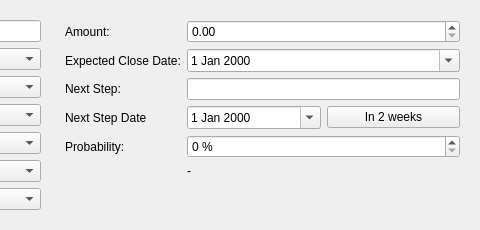
This is client/src/details/opportunitydetails.ui in KDAB/FatCRM as Qt 5 draws it before an edit; both pictures show x 375 to 855 and y 0 to 230 of the 855 by 230 pixel window. The edited form follows.
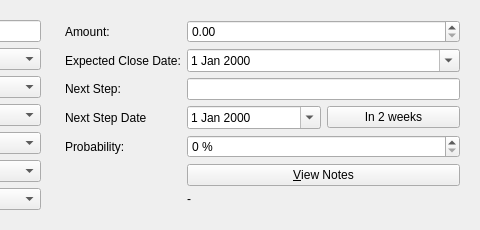
This is the edited form. Custom widgets are drawn as their Qt base class.

Commit message: Store Notes in memory; display them from the opp details page.

The edit to the form file:
```diff
--- a/client/src/details/opportunitydetails.ui
+++ b/client/src/details/opportunitydetails.ui
@@ -177,7 +177,7 @@
         </property>
        </widget>
       </item>
-      <item row="6" column="1">
+      <item row="7" column="1">
        <widget class="QLabel" name="urllabel">
         <property name="text">
          <string>-</string>
@@ -187,6 +187,13 @@
         </property>
        </widget>
       </item>
+      <item row="6" column="1">
+       <widget class="QPushButton" name="viewNotesButton">
+        <property name="text">
+         <string>&amp;View Notes</string>
+        </property>
+       </widget>
+      </item>
      </layout>
     </widget>
    </item>
```
The commit also changes 20 other files.
